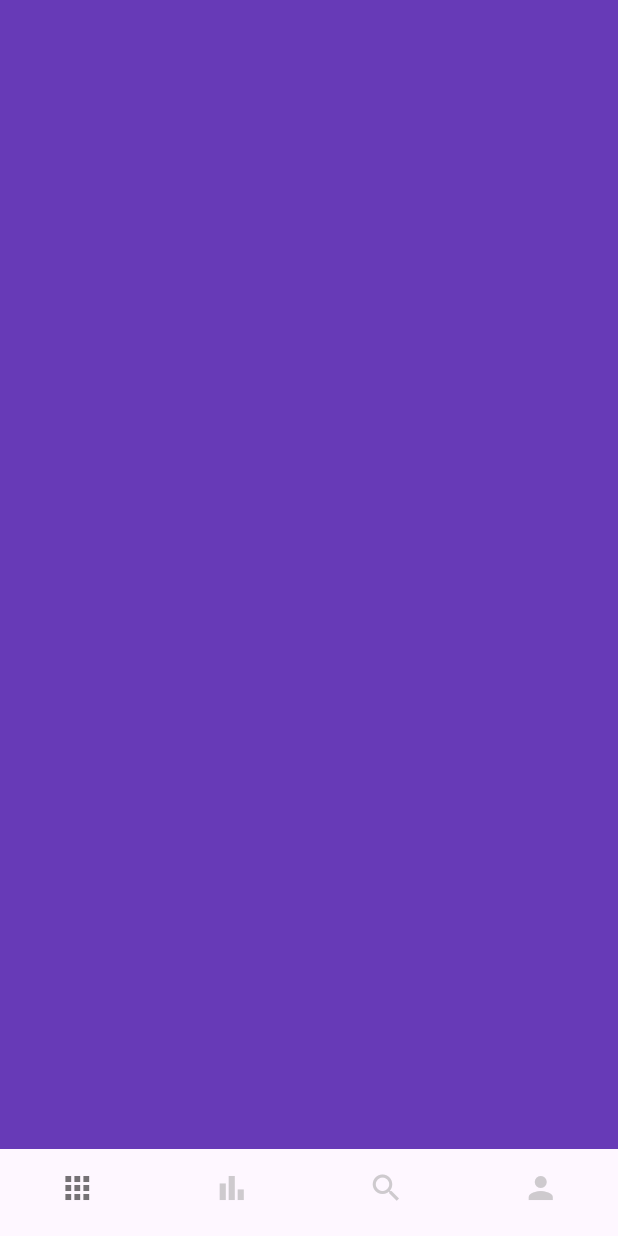
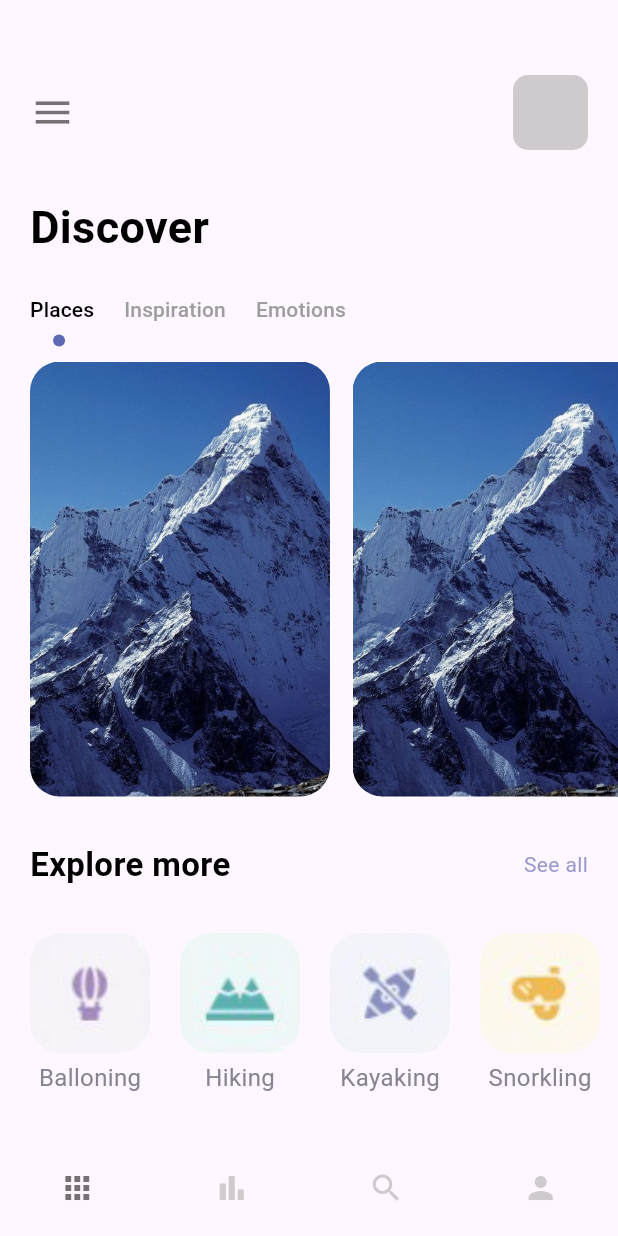
Before and after one commit to athanikarsadik/travel-app-using-bloc, a Flutter app: the screen it shows after launch, on a phone screen of 412 x 824 dp. Run offline on Flutter 3.47's test engine with Material 3 defaults, Android fonts, the phone set to English and light mode, and no system bars.

Commit message:
home page created

```diff
--- a/lib/main.dart
+++ b/lib/main.dart
@@ -1,6 +1,6 @@
 import 'package:flutter/material.dart';
 import 'package:travel_app/pages/nav_pages/main_page.dart';
-import 'package:travel_app/pages/welcome_page.dart';
+// import 'package:travel_app/pages/welcome_page.dart';
 
 void main() {
   runApp(const MyApp());
--- a/lib/pages/nav_pages/home_page.dart
+++ b/lib/pages/nav_pages/home_page.dart
@@ -1,4 +1,7 @@
 import 'package:flutter/material.dart';
+import 'package:travel_app/misc/colors.dart';
+import 'package:travel_app/widgets/app_large_text.dart';
+import 'package:travel_app/widgets/app_text.dart';
 
 class HomePage extends StatefulWidget {
   const HomePage({super.key});
@@ -7,11 +10,182 @@ class HomePage extends StatefulWidget {
   State<HomePage> createState() => _HomePageState();
 }
 
-class _HomePageState extends State<HomePage> {
+class _HomePageState extends State<HomePage> with TickerProviderStateMixin {
+  var images = {
+    "balloning.png":"Balloning",
+    "hiking.png":"Hiking",
+    "kayaking.png":"Kayaking",
+    "snorkling.png":"Snorkling"
+  };
   @override
   Widget build(BuildContext context) {
-    return Container(
-      color: Colors.deepPurple,
+    TabController _tabController = TabController(length: 3, vsync: this);
+    return Scaffold(
+      body: Column(
+        crossAxisAlignment: CrossAxisAlignment.start,
+        children: [
+          Container(
+            padding: EdgeInsets.only(top: 50, left: 20),
+            child: Row(
+              children: [
+                Icon(Icons.menu, size: 30, color: Colors.black54),
+                Expanded(child: Container()),
+                Container(
+                  margin: EdgeInsets.only(right: 20),
+                  width: 50,
+                  height: 50,
+                  decoration: BoxDecoration(
+                      borderRadius: BorderRadius.circular(10),
+                      color: Colors.grey.withOpacity(0.5)),
+                )
+              ],
+            ),
+          ),
+          SizedBox(
+            height: 30,
+          ),
+          Container(
+              margin: EdgeInsets.only(left: 20),
+              child: AppLargeText(text: "Discover")),
+          SizedBox(
+            height: 10,
+          ),
+          //tabbar
+          TabBar(
+              dividerHeight: 0,
+              tabAlignment: TabAlignment.start,
+              dividerColor: Colors.white,
+              labelPadding: EdgeInsets.only(left: 20, right: 0),
+              indicatorSize: TabBarIndicatorSize.label,
+              indicator:
+                  CircleTabIndicator(color: AppColors.mainColor, radius: 4),
+              controller: _tabController,
+              labelColor: Colors.black,
+              unselectedLabelColor: Colors.grey,
+              isScrollable: true,
+              tabs: [
+                Tab(
+                  text: "Places",
+                ),
+                Tab(
+                  text: "Inspiration",
+                ),
+                Tab(
+                  text: "Emotions",
+                ),
+              ]),
+          Container(
+            height: 300,
+            padding: EdgeInsets.only(left: 20),
+            width: double.maxFinite,
+            child: TabBarView(controller: _tabController, children: [
+              ListView.builder(
+                itemCount: 3,
+                scrollDirection: Axis.horizontal,
+                itemBuilder: (BuildContext context, int index) {
+                  return Container(
+                    margin: EdgeInsets.only(right: 15, top: 10),
+                    width: 200,
+                    height: 300,
+                    decoration: BoxDecoration(
+                        borderRadius: BorderRadius.circular(20),
+                        color: Colors.white,
+                        image: DecorationImage(
+                            image: AssetImage("img/mountain.jpeg"),
+                            fit: BoxFit.cover)),
+                  );
+                },
+              ),
+              Text("There"),
+              Text("Bye"),
+            ]),
+          ),
+          SizedBox(
+            height: 30,
+          ),
+          Container(
+            margin: EdgeInsets.only(left: 20, right: 20),
+            child: Row(
+              mainAxisAlignment: MainAxisAlignment.spaceBetween,
+              children: [
+                AppLargeText(
+                  text: "Explore more",
+                  size: 22,
+                ),
+                AppText(
+                  text: "See all",
+                  color: AppColors.textColor1,
+                  size: 14,
+                )
+              ],
+            ),
+          ),
+
+          SizedBox(
+            height: 30,
+          ),
+          Container(
+            height: 120,
+            width: double.maxFinite,
+            margin: EdgeInsets.only(left: 20),
+            child: ListView.builder(
+                scrollDirection: Axis.horizontal,
+                itemCount: 4,
+                itemBuilder: (_, index) {
+                  return Container(
+                    margin: EdgeInsets.only(right: 20),
+                    child: Column(
+                      children: [
+                        Container(
+                          width: 80,
+                          height: 80,
+                          decoration: BoxDecoration(
+                              borderRadius: BorderRadius.circular(20),
+                              color: Colors.white,
+                              image: DecorationImage(
+                                  image: AssetImage("img/"+images.keys.elementAt(index)),
+                                  fit: BoxFit.cover)),
+                        ),
+                        SizedBox(height: 5,),
+                        Container(
+                          child: AppText(text: images.values.elementAt(index),color: AppColors.textColor2,),
+                        )
+                      ],
+                    ),
+                  );
+                }),
+          ),
+        ],
+      ),
     );
   }
 }
+
+// ignore: must_be_immutable
+class CircleTabIndicator extends Decoration {
+  final Color color;
+  double radius;
+
+  CircleTabIndicator({required this.color, required this.radius});
+  @override
+  BoxPainter createBoxPainter([VoidCallback? onChanged]) {
+    return _CirclePainter(radius: radius, color: color);
+  }
+}
+
+class _CirclePainter extends BoxPainter {
+  final Color color;
+  double radius;
+
+  _CirclePainter({required this.color, required this.radius});
+  @override
+  void paint(Canvas canvas, Offset offset, ImageConfiguration configuration) {
+    Paint paint = Paint();
+    paint.color = color;
+    paint.isAntiAlias = true;
+    final Offset circleOffset = Offset(
+        configuration.size!.width / 2 - radius / 2,
+        configuration.size!.height - radius);
+    canvas.drawCircle(offset + circleOffset, radius, paint);
+  }
+}
--- a/lib/pages/nav_pages/main_page.dart
+++ b/lib/pages/nav_pages/main_page.dart
@@ -25,6 +25,8 @@ class _MainPageState extends State<MainPage> {
       backgroundColor: Colors.white,
       body: pages[currentIndex],
       bottomNavigationBar: BottomNavigationBar(
+        enableFeedback: true,
+        useLegacyColorScheme: false,
         type: BottomNavigationBarType.fixed,
         currentIndex: currentIndex,
         selectedItemColor: Colors.black54,
```
